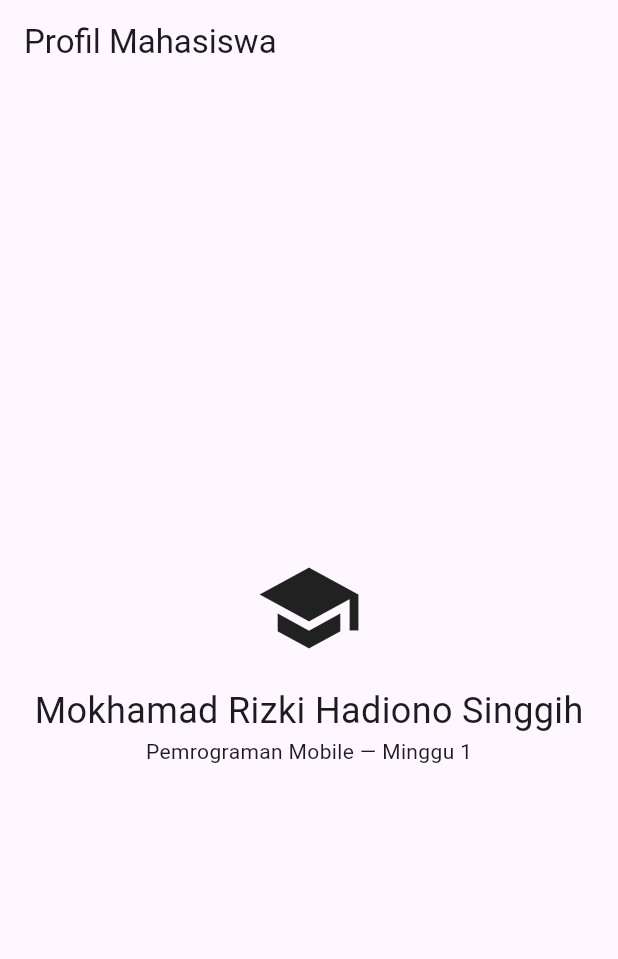
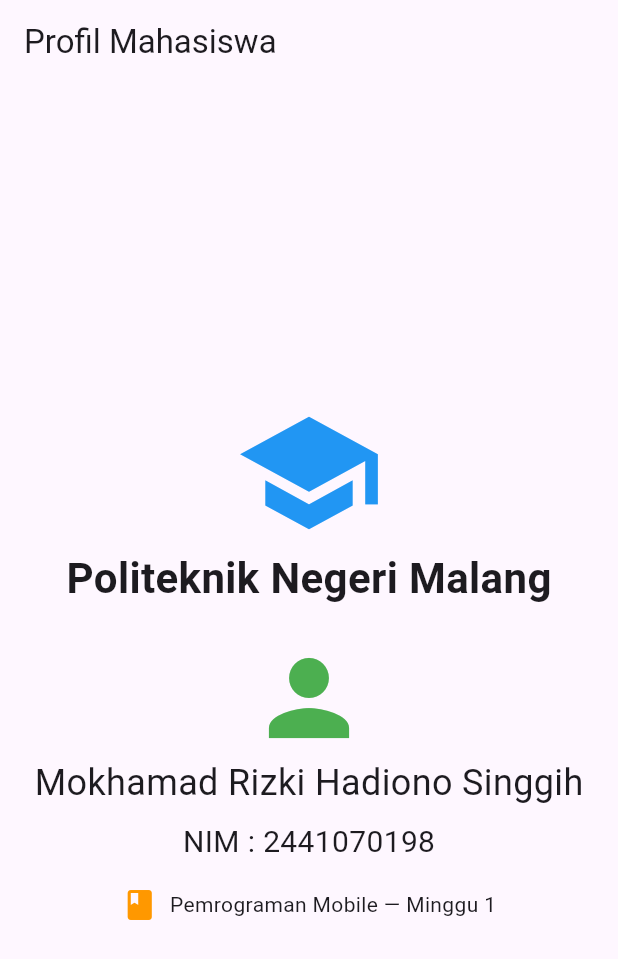
Before and after one commit to RizkiHadiono/244107020198-mobile-course, a Flutter app: the screen it shows after launch, on a phone screen of 412 x 824 dp. Shown: the top 959 px of the screen. Run offline on Flutter 3.47's test engine with Material 3 defaults, Android fonts, the light colour scheme and no system bars.

Commit message:
Tugas Praktikum Profil Mahasiswa

```diff
--- a/_01_week_1_mobile_development_ecosystem_flutter_refresh/lib/main.dart
+++ b/_01_week_1_mobile_development_ecosystem_flutter_refresh/lib/main.dart
@@ -12,10 +12,22 @@
         appBar: AppBar(title: const Text('Profil Mahasiswa')),
         body: const Center(
           child: Column(mainAxisSize: MainAxisSize.min, children: [
-            Icon(Icons.school, size: 72),
-            SizedBox(height: 16),
+            Icon(Icons.school, size: 100, color: Colors.blue),
+            Text('Politeknik Negeri Malang', style: TextStyle(fontSize: 28, fontWeight: FontWeight.bold)),
+            SizedBox(height: 20),
+            Icon(Icons.person, size: 80, color: Colors.green),
             Text('Mokhamad Rizki Hadiono Singgih', style: TextStyle(fontSize: 24)),
-            Text('Pemrograman Mobile — Minggu 1'),
+            SizedBox(height: 8),
+            Text('NIM : 2441070198', style: TextStyle(fontSize: 20)),
+            SizedBox(height: 15),
+            Row(
+              mainAxisAlignment: MainAxisAlignment.center,
+              children: [
+                Icon(Icons.book, color: Colors.orange),
+                SizedBox(width: 8),
+                Text('Pemrograman Mobile — Minggu 1'),
+              ],
+            )
           ]),
         ),
       ),
```
